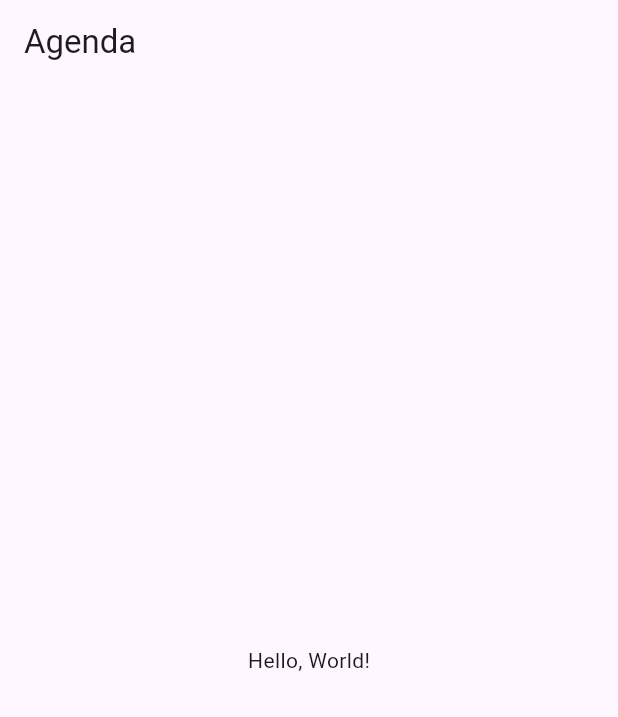
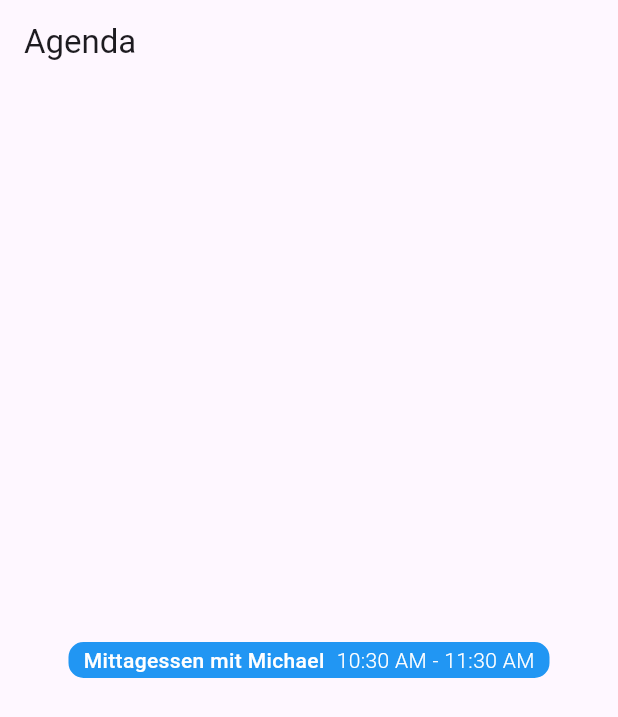
Before and after one commit to johnpryan/architecture_talk, a Flutter app: the screen it shows after launch, on a phone screen of 412 x 824 dp. Shown: the top 717 px of the screen. Run offline on Flutter 3.47's test engine with Material 3 defaults, Android fonts, the phone set to English and light mode, and no system bars.

Commit message:
Create event_view

```diff
--- a/lib/calendar_view.dart
+++ b/lib/calendar_view.dart
@@ -1,13 +1,22 @@
 import 'package:flutter/material.dart';
+
+import 'event_view.dart';
 
 class CalendarView extends StatelessWidget {
   const CalendarView({super.key});
 
   Widget build(BuildContext context) {
     return Scaffold(
-      appBar: AppBar(title: Text('Agenda'),),
+      appBar: AppBar(
+        title: Text('Agenda'),
+      ),
       body: Center(
-        child: Text("Hello, World!"),
+        child: EventView(
+          title: 'Mittagessen mit Michael',
+          startTime: DateTime.now(),
+          endTime: DateTime.now().add(Duration(hours: 1)),
+          color: Colors.blue,
+        ),
       ),
     );
   }
--- a/lib/event_view.dart
+++ b/lib/event_view.dart
@@ -0,0 +1,53 @@
+import 'package:flutter/material.dart';
+import 'package:intl/intl.dart';
+
+final _timeFormat = DateFormat('h:mm a');
+
+class EventView extends StatelessWidget {
+  final String title;
+  final DateTime startTime;
+  final DateTime endTime;
+  final Color color;
+
+  const EventView({
+    super.key,
+    required this.title,
+    required this.startTime,
+    required this.endTime,
+    required this.color,
+  });
+
+  @override
+  Widget build(BuildContext context) {
+    return Container(
+      decoration: BoxDecoration(
+        color: color,
+        borderRadius: BorderRadius.circular(10),
+        border: Border.all(width: 2, color: Colors.blue),
+      ),
+      child: Padding(
+        padding: EdgeInsets.only(left: 8.0, right: 8.0),
+        child: Wrap(
+          direction: Axis.horizontal,
+          spacing: 8,
+          children: [
+            Text(
+              title,
+              style: TextStyle(
+                fontWeight: FontWeight.w500,
+                color: Colors.white,
+              ),
+            ),
+            Text(
+              '${_timeFormat.format(startTime)} - ${_timeFormat.format(endTime)}',
+              style: TextStyle(
+                fontWeight: FontWeight.w300,
+                color: Colors.white,
+              ),
+            ),
+          ],
+        ),
+      ),
+    );
+  }
+}
```
